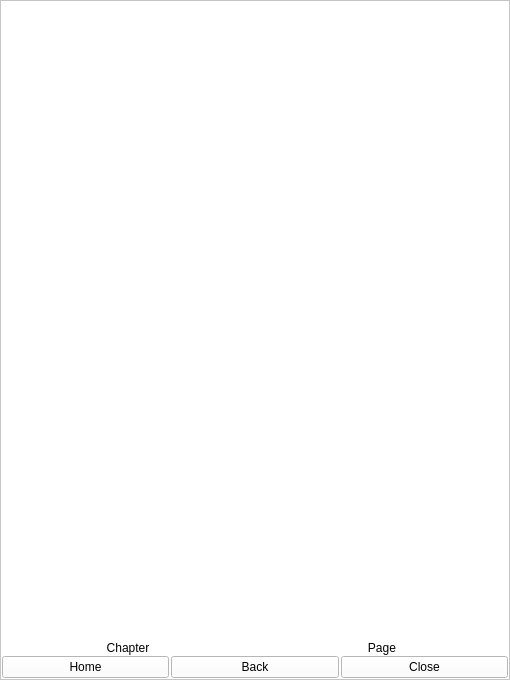
Qt form widgets/mangareaderwidget.ui (Rain92/UltimateMangaReader) before a commit.
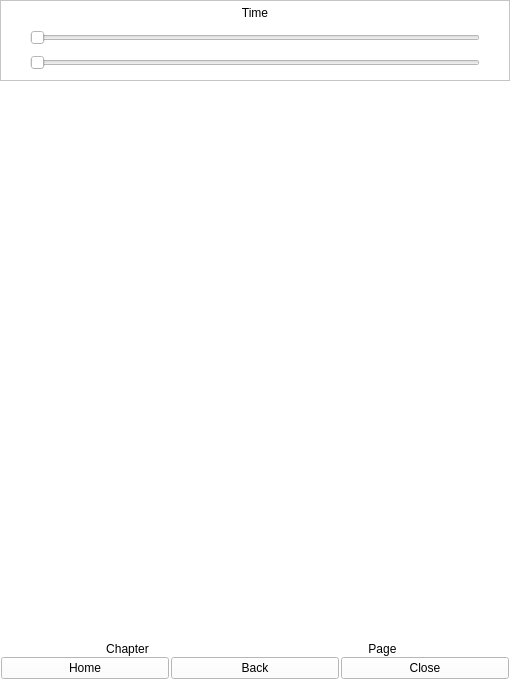
The same form after that commit. Custom widgets are drawn as their Qt base class.

Diff of the .ui file:
```diff
--- a/widgets/mangareaderwidget.ui
+++ b/widgets/mangareaderwidget.ui
@@ -40,16 +40,25 @@
        <verstretch>0</verstretch>
       </sizepolicy>
      </property>
+     <property name="autoFillBackground">
+      <bool>false</bool>
+     </property>
      <property name="frameShape">
-      <enum>QFrame::StyledPanel</enum>
+      <enum>QFrame::NoFrame</enum>
      </property>
      <property name="frameShadow">
-      <enum>QFrame::Raised</enum>
+      <enum>QFrame::Plain</enum>
      </property>
-     <layout class="QVBoxLayout" name="verticalLayout_5">
+     <property name="lineWidth">
+      <number>0</number>
+     </property>
+     <layout class="QVBoxLayout" name="verticalLayout">
       <property name="spacing">
        <number>0</number>
       </property>
+      <property name="sizeConstraint">
+       <enum>QLayout::SetMinimumSize</enum>
+      </property>
       <property name="leftMargin">
        <number>0</number>
       </property>
@@ -62,6 +71,115 @@
       <property name="bottomMargin">
        <number>0</number>
       </property>
+      <item>
+       <widget class="QFrame" name="readerFrontLightBar">
+        <property name="sizePolicy">
+         <sizepolicy hsizetype="Expanding" vsizetype="Preferred">
+          <horstretch>0</horstretch>
+          <verstretch>0</verstretch>
+         </sizepolicy>
+        </property>
+        <property name="frameShape">
+         <enum>QFrame::StyledPanel</enum>
+        </property>
+        <property name="frameShadow">
+         <enum>QFrame::Raised</enum>
+        </property>
+        <layout class="QGridLayout" name="gridLayout">
+         <property name="leftMargin">
+          <number>12</number>
+         </property>
+         <property name="topMargin">
+          <number>5</number>
+         </property>
+         <property name="rightMargin">
+          <number>12</number>
+         </property>
+         <property name="bottomMargin">
+          <number>10</number>
+         </property>
+         <property name="spacing">
+          <number>10</number>
+         </property>
+         <item row="2" column="1">
+          <widget class="QSlider" name="horizontalSliderComfLight">
+           <property name="sizePolicy">
+            <sizepolicy hsizetype="Expanding" vsizetype="Fixed">
+             <horstretch>0</horstretch>
+             <verstretch>0</verstretch>
+            </sizepolicy>
+           </property>
+           <property name="styleSheet">
+            <string notr="true"/>
+           </property>
+           <property name="maximum">
+            <number>100</number>
+           </property>
+           <property name="pageStep">
+            <number>50</number>
+           </property>
+           <property name="orientation">
+            <enum>Qt::Horizontal</enum>
+           </property>
+          </widget>
+         </item>
+         <item row="1" column="1">
+          <widget class="QSlider" name="horizontalSliderLight">
+           <property name="sizePolicy">
+            <sizepolicy hsizetype="Expanding" vsizetype="Fixed">
+             <horstretch>0</horstretch>
+             <verstretch>0</verstretch>
+            </sizepolicy>
+           </property>
+           <property name="maximum">
+            <number>100</number>
+           </property>
+           <property name="orientation">
+            <enum>Qt::Horizontal</enum>
+           </property>
+          </widget>
+         </item>
+         <item row="1" column="0">
+          <widget class="QLabel" name="labelLessLight">
+           <property name="text">
+            <string/>
+           </property>
+          </widget>
+         </item>
+         <item row="2" column="0">
+          <widget class="QLabel" name="labelLessComfLight">
+           <property name="text">
+            <string/>
+           </property>
+          </widget>
+         </item>
+         <item row="1" column="2">
+          <widget class="QLabel" name="labelMoreLight">
+           <property name="text">
+            <string/>
+           </property>
+          </widget>
+         </item>
+         <item row="2" column="2">
+          <widget class="QLabel" name="labelMoreComfLight">
+           <property name="text">
+            <string/>
+           </property>
+          </widget>
+         </item>
+         <item row="0" column="1">
+          <widget class="QLabel" name="labelTime">
+           <property name="text">
+            <string>Time</string>
+           </property>
+           <property name="alignment">
+            <set>Qt::AlignCenter</set>
+           </property>
+          </widget>
+         </item>
+        </layout>
+       </widget>
+      </item>
       <item>
        <spacer name="verticalSpacer">
         <property name="orientation">
```
